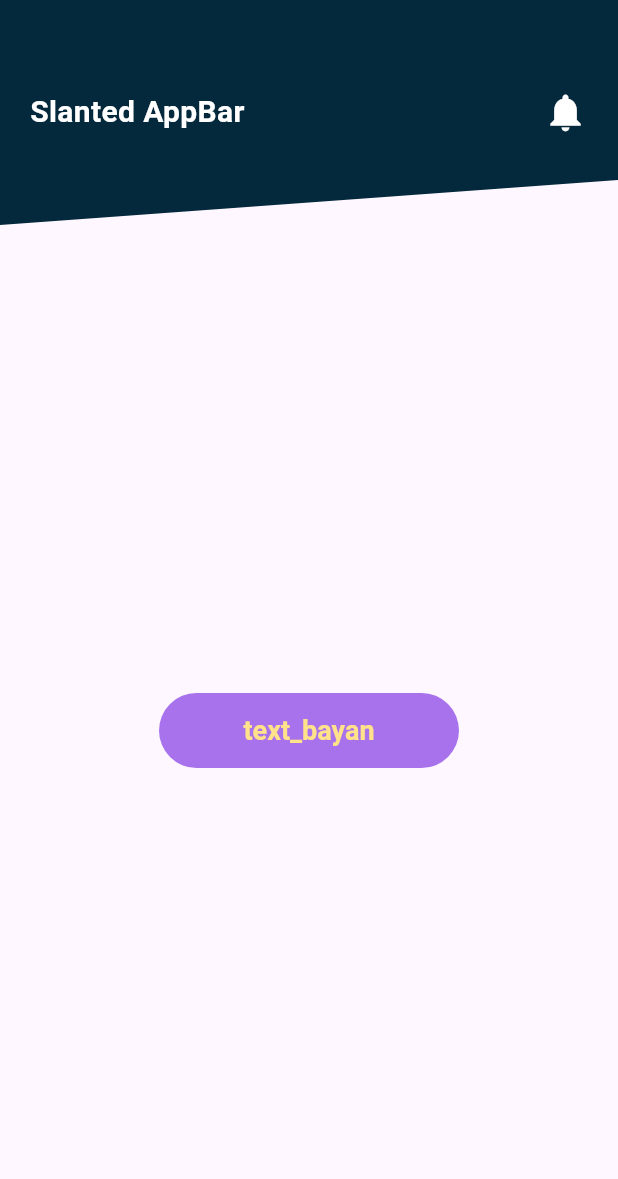
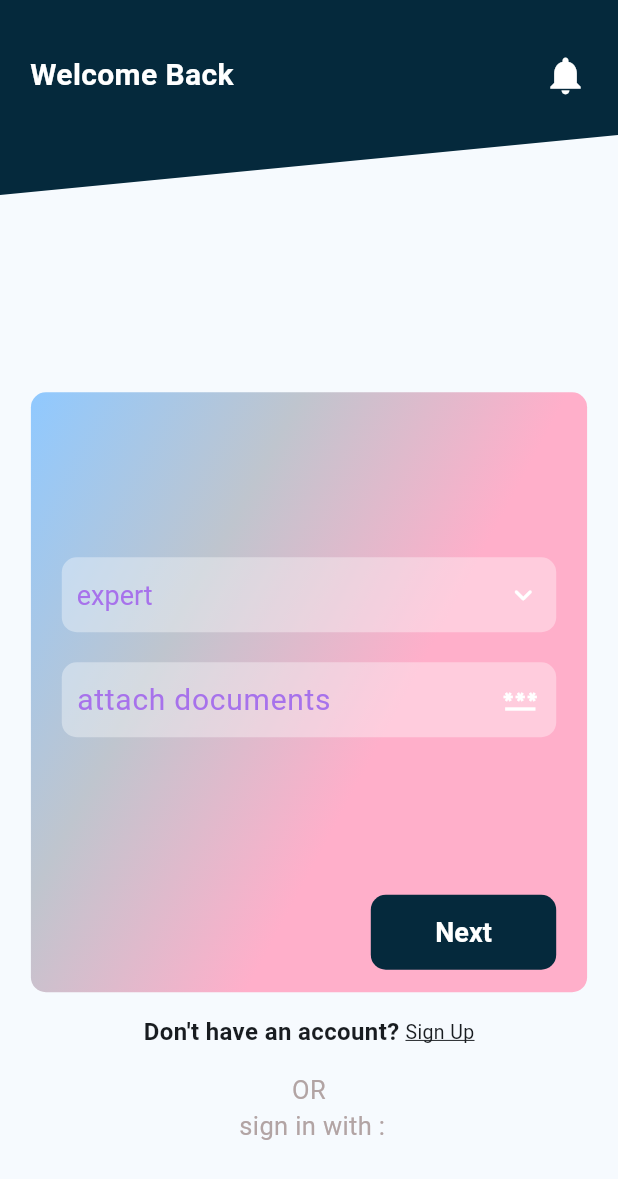
Before and after one commit to BayanDerbas/Real-Estate-Consulting-Support-System, a Flutter app: the screen it shows after launch, on a phone screen of 412 x 824 dp. Shown: the top 1179 px of the screen. Run offline on Flutter 3.47's test engine with Material 3 defaults, Android fonts, the phone set to English and light mode, and no system bars; our stand-ins replace get, google_fonts; Roboto replaces fonts that are missing (Cairo, Itim).

Commit message:
add auth feature

```diff
--- a/lib/core/constants/Fonts.dart
+++ b/lib/core/constants/Fonts.dart
@@ -1,9 +1,24 @@
 import 'package:flutter/material.dart';
 import 'package:google_fonts/google_fonts.dart';
+import 'package:graduation_project/core/constants/colors.dart';
 
-class Fonts{
+class Fonts {
   static final TextStyle itim = GoogleFonts.itim(
     fontSize: 18,
     fontWeight: FontWeight.w600,
   );
+  static final TextStyle hintTextStyle = GoogleFonts.itim(
+    fontSize: 20,
+    color: AppColors.purple,
+  );
+  static final TextStyle contentTextFieldStyle = GoogleFonts.cairo(
+    fontSize: 18,
+  );
+  static final TextStyle underlinedStyle = GoogleFonts.itim(
+    decoration: TextDecoration.underline,
+    color: AppColors.deepNavy,
+
+    fontSize: 20,
+    fontWeight: FontWeight.bold,
+  );
 }
--- /dev/null
+++ b/lib/core/constants/app_theme.dart
@@ -0,0 +1,59 @@
+import 'dart:ui';
+
+import 'package:flutter/material.dart';
+
+class AppTheme {
+  static ColorScheme lightScheme() {
+    return const ColorScheme(
+      brightness: Brightness.light,
+      primary: Color(4280575112),
+      surfaceTint: Color(4280575112),
+      onPrimary: Color(4294967295),
+      primaryContainer: Color(4291356415),
+      onPrimaryContainer: Color(4278197806),
+      secondary: Color(4281164427),
+      onSecondary: Color(4294967295),
+      secondaryContainer: Color(4291683839),
+      onSecondaryContainer: Color(4278197554),
+      tertiary: Color(4285289356),
+      onTertiary: Color(4294967295),
+      tertiaryContainer: Color(4293844223),
+      onTertiaryContainer: Color(4280683844),
+      error: Color(4290386458),
+      onError: Color(4294967295),
+      errorContainer: Color(4294957782),
+      onErrorContainer: Color(4282449922),
+      background: Color(4294376190),
+      onBackground: Color(4279770144),
+      surface: Color(4294376190),
+      onSurface: Color(4279770144),
+      surfaceVariant: Color(4292731882),
+      onSurfaceVariant: Color(4282468429),
+      outline: Color(4285626494),
+      outlineVariant: Color(4290889678),
+      shadow: Color(4278190080),
+      scrim: Color(4278190080),
+      inverseSurface: Color(4281151797),
+      inversePrimary: Color(4287942134),
+      primaryFixed: Color(4291356415),
+      onPrimaryFixed: Color(4278197806),
+      primaryFixedDim: Color(4287942134),
+      onPrimaryFixedVariant: Color(4278209645),
+      secondaryFixed: Color(4291683839),
+      onSecondaryFixed: Color(4278197554),
+      secondaryFixedDim: Color(4288269562),
+      onSecondaryFixedVariant: Color(4278798962),
+      tertiaryFixed: Color(4293844223),
+      onTertiaryFixed: Color(4280683844),
+      tertiaryFixedDim: Color(4292393723),
+      onTertiaryFixedVariant: Color(4283644786),
+      surfaceDim: Color(4292336351),
+      surfaceBright: Color(4294376190),
+      surfaceContainerLowest: Color(4294967295),
+      surfaceContainerLow: Color(4294046969),
+      surfaceContainer: Color(4293652211),
+      surfaceContainerHigh: Color(4293257453),
+      surfaceContainerHighest: Color(4292862951),
+    );
+  }
+}
--- a/lib/core/constants/colors.dart
+++ b/lib/core/constants/colors.dart
@@ -1,10 +1,11 @@
 import 'dart:ui';
 import 'package:flutter/material.dart';
 
-class colors {
+class AppColors {
   static const Color purple = Color(0xFFA772EB);
   static const Color lavender = Color.fromRGBO(206, 175, 250, 1.0);
   static const Color softPink = Color(0xFFFFB9C3);
+  static const Color softPink2 = Color(0xFFFFAFCA);
   static const Color blushRose = Color(0xFFFFC8DC);
   static const Color aquaBlue = Color.fromRGBO(128, 210, 217, 1.0);
   static const Color babySky = Color.fromRGBO(162, 210, 255, 1.0);
@@ -13,4 +14,6 @@ class colors {
   static const Color pureWhite = Color(0xFFFFFFFF);
   static const Color softWhite = Color(0xFFFAFAFA);
   static const Color goldenYellow = Color(0xFFFFE289);
+  static const Color customGray = Color(0xFFB2A4A4);
+  static const Color lightBulishGray = Color(0xFFBFC5CE);
 }
--- a/lib/core/routes/routes.dart
+++ b/lib/core/routes/routes.dart
@@ -1,9 +1,18 @@
 import 'package:get/get.dart';
+import 'package:graduation_project/features/Auth/presentation/pages/login_screen.dart';
+import 'package:graduation_project/features/Auth/presentation/pages/sign_up_screen.dart';
+import 'package:graduation_project/features/Auth/presentation/pages/upload_documents.dart';
 import '../../features/home/presentation/pages/Home.dart';
 
-class routes{
+class AppRoutes {
   static const String home = "/home";
+  static const String login = '/login';
+  static const String signup = '/signup';
+  static const String uploadDocuments = '/upload_documents';
   static List<GetPage> routes_ = [
-    GetPage(name: home, page:() => const Home()),
+    GetPage(name: home, page: () => const Home()),
+    GetPage(name: login, page: () => LoginScreen()),
+    GetPage(name: signup, page: () => SignUpScreen()),
+    GetPage(name: uploadDocuments, page: () => UploadDocuments()),
   ];
 }
--- a/lib/core/widgets/Custom_Appbar.dart
+++ b/lib/core/widgets/Custom_Appbar.dart
@@ -1,4 +1,5 @@
 import 'package:flutter/material.dart';
+import 'package:get/utils.dart';
 import '../constants/Fonts.dart';
 import '../constants/colors.dart';
 
@@ -12,10 +13,10 @@ class CustomAppbar extends StatelessWidget {
   const CustomAppbar({
     super.key,
     required this.text,
-    this.textColor = colors.pureWhite,
+    this.textColor = AppColors.pureWhite,
     required this.icon,
     required this.iconColor,
-    this.appbarColor = colors.deepNavy,
+    this.appbarColor = AppColors.deepNavy,
   });
 
   @override
@@ -24,28 +25,18 @@ class CustomAppbar extends StatelessWidget {
       clipper: SlantedClipper(),
       child: Container(
         width: double.infinity,
-        height: 150,
+        height: 140,
         color: appbarColor,
-        child: Padding(
-          padding: const EdgeInsets.symmetric(horizontal: 20),
         child: Row(
           mainAxisAlignment: MainAxisAlignment.spaceBetween,
           children: [
             Text(
               text,
-                style: Fonts.itim.copyWith(
-                  color: textColor,
-                  fontSize: 20,
+              style: Fonts.itim.copyWith(color: textColor, fontSize: 20),
             ),
-              ),
-              Icon(
-                icon,
-                color: iconColor,
-                size: 30,
-              ),
+            Icon(icon, color: iconColor, size: 30),
           ],
-          ),
-        ),
+        ).paddingOnly(bottom: 30, left: 20, right: 20),
       ),
     );
   }
@@ -56,9 +47,10 @@ class SlantedClipper extends CustomClipper<Path> {
   Path getClip(Size size) {
     final path = Path();
     path.lineTo(0, 0);
-    path.lineTo(size.width, 0); // Top left
-    path.lineTo(size.width, size.height - 30); // Slanted point on the right
-    path.lineTo(0, size.height); // Bottom left
+    path.lineTo(size.width, 0);
+    path.lineTo(size.width, size.height - 40);
+
+    path.lineTo(0, size.height);
     path.close();
     return path;
   }
--- a/lib/core/widgets/Custom_Buttom.dart
+++ /dev/null
@@ -1,52 +0,0 @@
-import 'package:flutter/material.dart';
-import 'package:graduation_project/core/constants/Fonts.dart';
-
-class CustomButtom extends StatelessWidget {
-
-  final String text;
-  final VoidCallback? onPressed;
-  final Color backgroundColor;
-  final Color textColor;
-  final double borderRadius;
-  final double height;
-  final double width;
-
-  const CustomButtom({
-    super.key,
-    required this.text,
-    this.onPressed,
-    required this.backgroundColor,
-    required this.textColor,
-    this.borderRadius = 30, // حط قيمة
-    this.height = 50,
-    required this.width  // حط قيمة
-  });
-
-  @override
-  Widget build(BuildContext context) {
-    return SizedBox(
-      width: width,
-      height: height,
-      child: ElevatedButton(
-          onPressed: onPressed,
-          style: ElevatedButton.styleFrom(
-            backgroundColor: backgroundColor,
-            foregroundColor: textColor,
-            elevation: 0,
-            shadowColor: Colors.transparent,
-            shape: RoundedRectangleBorder(
-              borderRadius: BorderRadius.circular(borderRadius),
-            ),
-            textStyle: const TextStyle(
-              fontSize: 18,
-              fontWeight: FontWeight.w600
-            ),
-          ),
-          child: Text(
-            text,
-            style: Fonts.itim.copyWith(color: textColor),
-          )
-      ),
-    );
-  }
-}
--- /dev/null
+++ b/lib/core/widgets/Custom_Button.dart
@@ -0,0 +1,47 @@
+import 'package:flutter/material.dart';
+import 'package:graduation_project/core/constants/Fonts.dart';
+import 'package:graduation_project/core/constants/colors.dart';
+
+class CustomButton extends StatelessWidget {
+  final String text;
+  final VoidCallback? onPressed;
+  final Color backgroundColor;
+  final Color textColor;
+  final double borderRadius;
+  final double height;
+  final double width;
+
+  const CustomButton({
+    super.key,
+    required this.text,
+    this.onPressed,
+    required this.backgroundColor,
+    required this.textColor,
+    this.borderRadius = 30, // حط قيمة
+    this.height = 50,
+    required this.width, // حط قيمة
+  });
+
+  @override
+  Widget build(BuildContext context) {
+    return SizedBox(
+      width: width,
+      height: height,
+      child: ElevatedButton(
+        onPressed: onPressed,
+        style: ElevatedButton.styleFrom(
+          backgroundColor: backgroundColor,
+          disabledBackgroundColor: AppColors.deepNavy,
+          foregroundColor: textColor,
+          elevation: 0,
+          shadowColor: Colors.transparent,
+          shape: RoundedRectangleBorder(
+            borderRadius: BorderRadius.circular(borderRadius),
+          ),
+          textStyle: const TextStyle(fontSize: 18, fontWeight: FontWeight.w600),
+        ),
+        child: Text(text, style: Fonts.itim.copyWith(color: textColor)),
+      ),
+    );
+  }
+}
--- /dev/null
+++ b/lib/features/Auth/presentation/controllers/upload_documents_controller.dart
@@ -0,0 +1,13 @@
+import 'package:flutter/cupertino.dart';
+import 'package:get/get.dart';
+import 'package:get/get_state_manager/get_state_manager.dart';
+
+class UploadDocumentsController extends GetxController {
+  final TextEditingController type = TextEditingController();
+  final TextEditingController attachDocuments = TextEditingController();
+  final List<String> types = ['expert'];
+  RxString selectType = 'expert'.obs;
+  onChangeType(value) {
+    selectType(value);
+  }
+}
--- /dev/null
+++ b/lib/features/Auth/presentation/pages/upload_documents.dart
@@ -0,0 +1,59 @@
+import 'package:flutter/material.dart';
+import 'package:get/get.dart';
+import 'package:graduation_project/core/constants/colors.dart';
+import 'package:graduation_project/core/extensions/widget_extension.dart';
+import 'package:graduation_project/core/widgets/Custom_Button.dart';
+import 'package:graduation_project/features/Auth/presentation/controllers/upload_documents_controller.dart';
+import '../../../../core/constants/Fonts.dart';
+import '../../../../core/routes/routes.dart';
+import '../widgets/base_auth_screen.dart';
+import '../widgets/custom_drop_down_with_field.dart';
+import '../widgets/custom_text_form_field.dart';
+
+class UploadDocuments extends StatelessWidget {
+  UploadDocuments({super.key});
+
+  @override
+  Widget build(BuildContext context) {
+    final width = MediaQuery.of(context).size.width;
+    UploadDocumentsController controller = Get.put(UploadDocumentsController());
+    return BaseAuthScreen(
+      widget: Column(
+        children: [
+          CustomDropDownWithField(
+            width: width * 0.8,
+            list: controller.types,
+            item: controller.selectType,
+            onChanged: (String? value) {
+              controller.onChangeType(value);
+            },
+          ).paddingOnly(top: 100),
+          CustomTextFormField(
+            width: width * 0.8,
+            hintText: "attach documents",
+            icon: Icons.password,
+            controller: controller.attachDocuments,
+          ).paddingSymmetric(horizontal: 15),
+          Spacer(),
+          CustomButton(
+                text: 'Next',
+                textColor: AppColors.pureWhite,
+                backgroundColor: AppColors.deepNavy,
+                borderRadius: 10,
+                width: width * 0.3,
+                onPressed: () {},
+              )
+              .paddingOnly(top: 30, bottom: 15, right: width * 0.05)
+              .align(alignment: Alignment.bottomRight),
+        ],
+      ),
+      appBarTitle: "Welcome Back",
+      bodyText: "Don't have an account?",
+      clickableText: "Sign Up",
+      footerText: 'OR \n sign in with : ',
+      onTap: () {
+        Get.toNamed(AppRoutes.signup);
+      },
+    );
+  }
+}
--- /dev/null
+++ b/lib/features/Auth/presentation/widgets/base_auth_screen.dart
@@ -0,0 +1,92 @@
+import 'package:flutter/material.dart';
+import 'package:get/get.dart';
+import 'package:get/get_core/src/get_main.dart';
+import 'package:graduation_project/core/extensions/widget_extension.dart';
+import 'package:graduation_project/core/widgets/Custom_Button.dart';
+import 'package:graduation_project/core/constants/colors.dart';
+
+import '../../../../core/widgets/Custom_Appbar.dart';
+
+class BaseAuthScreen extends StatelessWidget {
+  BaseAuthScreen({
+    super.key,
+    required this.widget,
+    this.appBarTitle,
+    this.bodyText,
+    this.clickableText,
+    this.footerText,
+    this.onTap,
+  });
+  final Widget widget;
+  final String? appBarTitle;
+  final String? bodyText;
+  final String? clickableText;
+  final String? footerText;
+  final void Function()? onTap;
+  @override
+  Widget build(BuildContext context) {
+    double width = MediaQuery.of(context).size.width;
+    double height = MediaQuery.of(context).size.height;
+    return SafeArea(
+      child: Scaffold(
+        appBar: PreferredSize(
+          preferredSize: Size.fromHeight(130),
+          child: CustomAppbar(
+            text: appBarTitle.toString(),
+            icon: Icons.notifications,
+            iconColor: Colors.white,
+          ),
+        ),
+
+        body: Center(
+          child: Column(
+            children: [
+              Container(
+                height: 400,
+                width: width * 0.9,
+                decoration: BoxDecoration(
+                  borderRadius: BorderRadius.circular(10),
+                  gradient: LinearGradient(
+                    colors: [
+                      AppColors.skyBlue,
+                      AppColors.lightBulishGray,
+                      AppColors.softPink2,
+                    ],
+                    begin: Alignment.topLeft,
+                    stops: [0.0, 0.38, 0.75],
+                  ),
+                ),
+                child: Center(child: widget),
+              ).paddingOnly(top: 70, left: 20, right: 20),
+              Row(
+                mainAxisAlignment: MainAxisAlignment.center,
+                children: [
+                  Text(
+                    bodyText!,
+                    style: TextStyle(fontSize: 16, fontWeight: FontWeight.bold),
+                  ).paddingOnly(right: 4),
+                  Text(
+                    clickableText!,
+
+                    style: TextStyle(
+                      fontSize: 13,
+                      decoration: TextDecoration.underline,
+                    ),
+                  ).onTap(onTap!),
+                ],
+              ).paddingAll(15),
+              Container(
+                constraints: BoxConstraints(maxWidth: width * 0.9),
+                child: Text(
+                  footerText!,
+                  textAlign: TextAlign.center,
+                  style: TextStyle(fontSize: 17, color: AppColors.customGray),
+                ),
+              ),
+            ],
+          ).scrollDirection(Axis.vertical),
+        ),
+      ),
+    );
+  }
+}
--- /dev/null
+++ b/lib/features/Auth/presentation/widgets/custom_drop_down_with_field.dart
@@ -0,0 +1,67 @@
+import 'package:flutter/material.dart';
+import 'package:get/get.dart';
+import 'package:graduation_project/core/constants/colors.dart';
+import 'package:graduation_project/core/constants/Fonts.dart'; // لو تستخدم نفس الستايلات
+
+class CustomDropDownWithField extends StatelessWidget {
+  const CustomDropDownWithField({
+    Key? key,
+
+    required this.list,
+    required this.item,
+    required this.onChanged,
+    this.width,
+    this.height,
+  }) : super(key: key);
+
+  final double? width;
+  final double? height;
+  final List<String> list;
+  final RxString item;
+  final ValueChanged<String?> onChanged;
+
+  @override
+  Widget build(BuildContext context) {
+    return Column(
+      crossAxisAlignment: CrossAxisAlignment.start,
+      children: [
+        Obx(
+          () => Container(
+            width: width ?? double.infinity,
+            height: height ?? 50,
+            decoration: BoxDecoration(
+              borderRadius: BorderRadius.circular(10),
+              color: AppColors.pureWhite.withOpacity(0.36),
+            ),
+            padding: const EdgeInsets.symmetric(horizontal: 10),
+            child: DropdownButtonHideUnderline(
+              child: DropdownButton<String>(
+                isExpanded: true,
+                value: item.value,
+                style: Fonts.hintTextStyle,
+                icon: Icon(
+                  Icons.keyboard_arrow_down_rounded,
+                  color: AppColors.pureWhite,
+                ),
+                items:
+                    list
+                        .map(
+                          (dropdownItem) => DropdownMenuItem(
+                            value: dropdownItem,
+                            child: Text(
+                              dropdownItem,
+                              style: Fonts.contentTextFieldStyle,
+                            ),
+                          ),
+                        )
+                        .toList(),
+                onChanged: onChanged,
+                dropdownColor: Colors.white,
+              ),
+            ),
+          ),
+        ),
+      ],
+    ).paddingSymmetric(vertical: 10, horizontal: 5);
+  }
+}
--- /dev/null
+++ b/lib/features/Auth/presentation/widgets/custom_text_form_field.dart
@@ -0,0 +1,50 @@
+import 'package:flutter/material.dart';
+import 'package:get/get.dart';
+import 'package:graduation_project/core/constants/colors.dart';
+
+import '../../../../core/constants/Fonts.dart';
+
+class CustomTextFormField extends StatelessWidget {
+  final String hintText;
+  final IconData icon;
+  final bool isPassword;
+  final double width;
+  final TextEditingController? controller;
+  final void Function()? onIconTap;
+
+  const CustomTextFormField({
+    Key? key,
+    required this.hintText,
+    required this.icon,
+    this.isPassword = false,
+    this.controller,
+    this.onIconTap,
+    required this.width,
+  }) : super(key: key);
+
+  @override
+  Widget build(BuildContext context) {
+    return Container(
+      width: width,
+      decoration: BoxDecoration(
+        borderRadius: BorderRadius.circular(10),
+        color: AppColors.pureWhite.withOpacity(0.36),
+      ),
+      child: TextField(
+        controller: controller,
+        obscureText: isPassword,
+        decoration: InputDecoration(
+          border: InputBorder.none,
+          hintText: hintText,
+          contentPadding: EdgeInsets.all(10),
+          hintStyle: Fonts.hintTextStyle,
+          suffixIcon: GestureDetector(
+            onTap: onIconTap,
+            child: Icon(icon, color: AppColors.pureWhite),
+          ),
+        ),
+        style: Fonts.contentTextFieldStyle,
+      ),
+    ).paddingSymmetric(vertical: 10);
+  }
+}
--- a/lib/features/home/presentation/pages/Home.dart
+++ b/lib/features/home/presentation/pages/Home.dart
@@ -1,8 +1,9 @@
 import 'package:flutter/material.dart';
-import 'package:graduation_project/core/widgets/Custom_Buttom.dart';
+import 'package:graduation_project/core/widgets/Custom_Button.dart';
 import 'package:graduation_project/core/constants/colors.dart';
 
 import '../../../../core/widgets/Custom_Appbar.dart';
+
 class Home extends StatelessWidget {
   const Home({super.key});
 
@@ -10,21 +11,20 @@ class Home extends StatelessWidget {
   Widget build(BuildContext context) {
     return Scaffold(
       appBar: PreferredSize(
-        preferredSize: Size.fromHeight(150),  // Height of the AppBar
+        preferredSize: Size.fromHeight(150), // Height of the AppBar
         child: CustomAppbar(
-          text: "Slanted AppBar",  // Text on the left side
-          icon: Icons.notifications,  // Icon on the right side
-          iconColor: Colors.white,  // Color of the icon
+          text: "Slanted AppBar", // Text on the left side
+          icon: Icons.notifications, // Icon on the right side
+          iconColor: Colors.white, // Color of the icon
         ),
       ),
 
       body: Center(
-        child: CustomButtom(
-            text:"text_bayan",
-            backgroundColor: colors.purple,
-            textColor: colors.goldenYellow,
-            width: 200,
-            onPressed: (){},
+        child: CustomButton(
+          text: 'hello everyone',
+          backgroundColor: AppColors.purple,
+          textColor: AppColors.pureWhite,
+          width: 200,
         ),
       ),
     );
--- a/lib/main.dart
+++ b/lib/main.dart
@@ -1,5 +1,12 @@
 import 'package:flutter/material.dart';
+import 'package:get/get_navigation/src/root/get_material_app.dart';
+import 'package:graduation_project/core/constants/app_theme.dart';
+import 'package:graduation_project/core/routes/routes.dart';
+import 'package:graduation_project/features/Auth/presentation/pages/login_screen.dart';
+import 'package:graduation_project/features/Auth/presentation/pages/sign_up_screen.dart';
 
+import 'features/Auth/presentation/pages/upload_documents.dart';
+import 'features/Auth/presentation/widgets/base_auth_screen.dart';
 import 'features/home/presentation/pages/Home.dart';
 
 void main() {
@@ -9,12 +16,13 @@ void main() {
 class MyApp extends StatelessWidget {
   const MyApp({super.key});
 
-  // This widget is the root of your application.
   @override
   Widget build(BuildContext context) {
-    return MaterialApp(
+    return GetMaterialApp(
+      theme: ThemeData(colorScheme: AppTheme.lightScheme()),
       debugShowCheckedModeBanner: false,
-      home: const Home(),
+      home: UploadDocuments(),
+      getPages: AppRoutes.routes_,
     );
   }
 }
```
Also changed, not shown: lib/features/Auth/presentation/controllers/login_controller.dart (added, +7 -0 lines), lib/features/Auth/presentation/controllers/signup_controller.dart (added, +9 -0 lines), lib/features/Auth/presentation/pages/auth_page.dart (deleted, +0 -12 lines), lib/features/Auth/presentation/pages/login_screen.dart (added, +62 -0 lines), lib/features/Auth/presentation/pages/sign_up_screen.dart (added, +69 -0 lines), lib/features/Auth/presentation/controllers/auth_controller.dart (deleted), 2 other files. Lines whose indentation alone changed are shown as unchanged.
